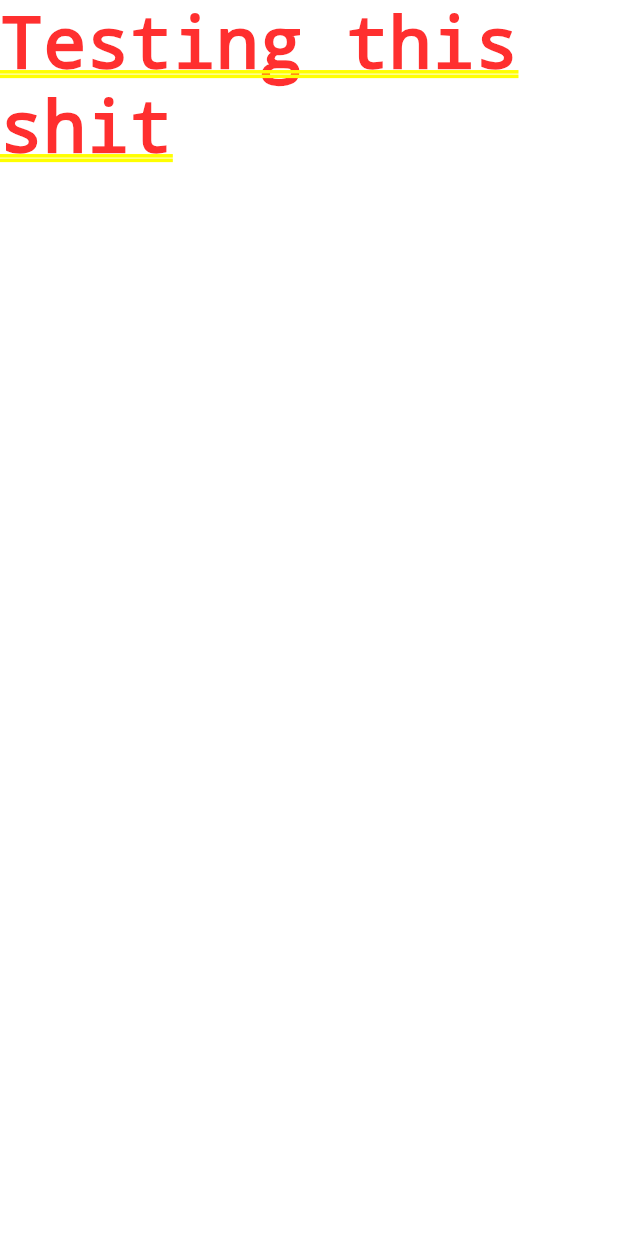
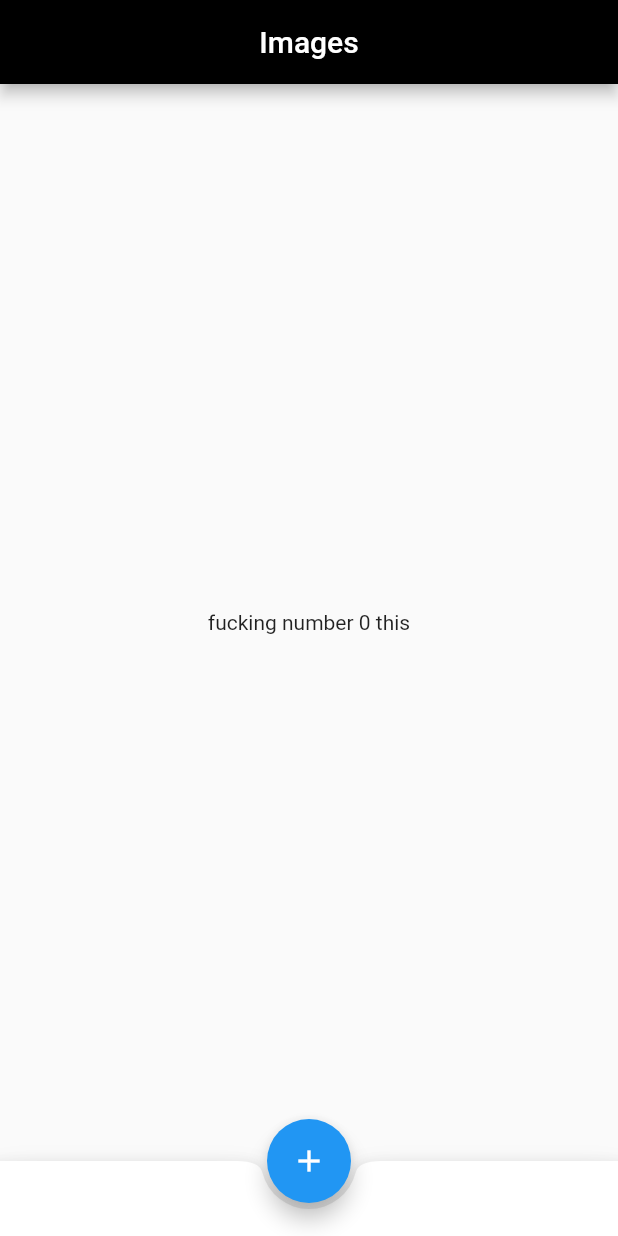
Before and after one commit to RomjanHossain/flutter_p1, a Flutter app: the screen it shows after launch, on a phone screen of 412 x 824 dp. Run offline on Flutter 3.47's test engine with Material 2 defaults, Android fonts, the phone set to English and light mode, and no system bars.

```diff
--- a/lib/main.dart
+++ b/lib/main.dart
@@ -1,10 +1,8 @@
 // importing universal package
 import 'package:flutter/material.dart';
+import 'src/app.dart';
 
 // here's our main funk
-void main(){
-  var myApp = MaterialApp(
-    home: Text('Testing this shit'),
-  );
-  runApp(myApp);
+void main() {
+  runApp(App());
 }
--- /dev/null
+++ b/lib/src/app.dart
@@ -0,0 +1,43 @@
+import 'package:flutter/material.dart';
+
+class App extends StatefulWidget {
+  App({Key key}) : super(key: key);
+
+  @override
+  _AppState createState() => _AppState();
+}
+
+class _AppState extends State<App> {
+  int counter = 0;
+  @override
+  Widget build(BuildContext context) {
+    return MaterialApp(
+      home: Scaffold(
+        appBar: AppBar(
+          title: Text('Images'),
+          backgroundColor: Colors.black,
+          centerTitle: true,
+        ),
+        body: Center(
+          child: Text('fucking number $counter this'),
+        ),
+        floatingActionButton: FloatingActionButton(
+          child: Icon(Icons.add),
+          onPressed: () {
+            print('this is $counter');
+            setState(() {
+              counter++;
+            });
+          },
+        ),
+        floatingActionButtonLocation: FloatingActionButtonLocation.centerDocked,
+        bottomNavigationBar: BottomAppBar(
+          shape: const CircularNotchedRectangle(),
+          child: Container(
+            height: 50.0,
+          ),
+        ),
+      ),
+    );
+  }
+}
```
